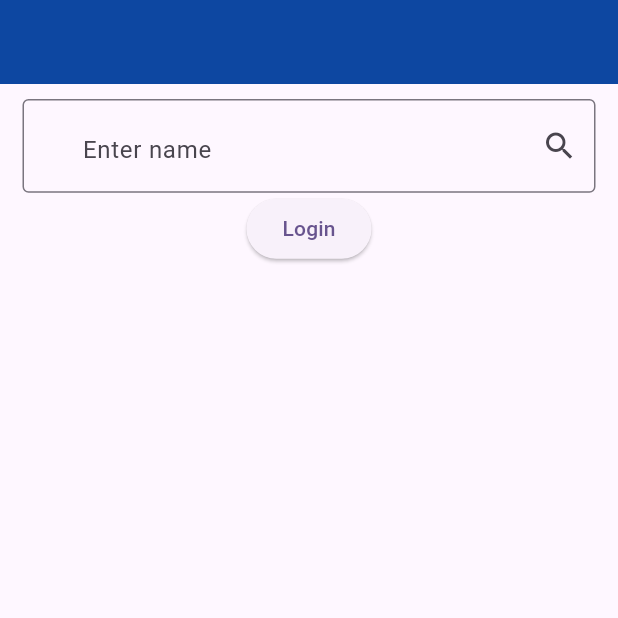
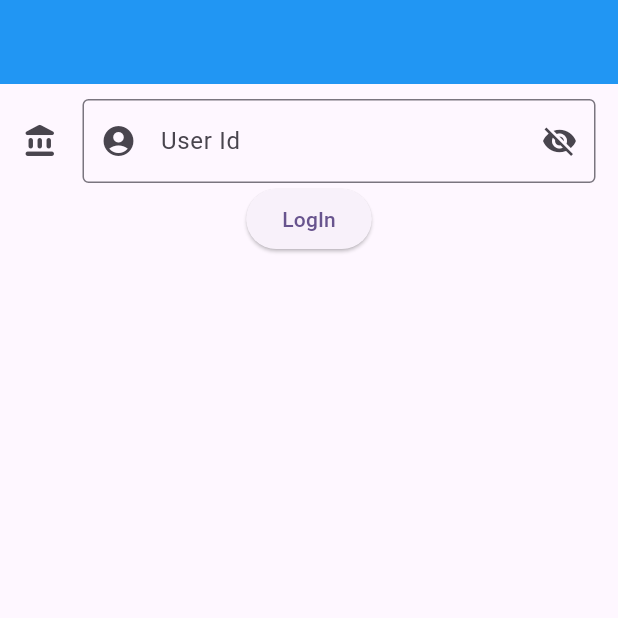
Before and after one commit to pkathiriya62/flutter, a Flutter app: the screen it shows after launch, on a phone screen of 412 x 824 dp, the top half of it. Run offline on Flutter 3.47's test engine with Material 3 defaults, Android fonts, the phone set to English and light mode, and no system bars; our stand-ins replace google_fonts.

Commit message:
textformfield

```diff
--- a/lib/main.dart
+++ b/lib/main.dart
@@ -1,6 +1,7 @@
 //import 'package:first_project/button2.dart';
 //import 'package:first_project/buttons3.dart';
-import 'package:first_project/textfield.dart';
+//import 'package:first_project/textfield.dart';
+import 'package:first_project/textformfield.dart';
 //import 'package:first_project/buttons.dart';
 import 'package:flutter/material.dart';
 
@@ -20,7 +21,7 @@ class MyApp extends StatelessWidget {
         colorScheme: ColorScheme.fromSeed(seedColor: Colors.deepPurple),
         useMaterial3: true,
       ),
-      home: const TextFieldscreen(),
+      home: const TextFildWidget(),
     );
   }
 }
--- /dev/null
+++ b/lib/textformfield.dart
@@ -0,0 +1,67 @@
+import 'package:flutter/material.dart';
+
+class TextFildWidget extends StatefulWidget {
+  const TextFildWidget({super.key});
+
+  @override
+  State<TextFildWidget> createState() => _TextFildWidgetState();
+}
+
+class _TextFildWidgetState extends State<TextFildWidget> {
+  bool isSelect = true;
+  final formKey = GlobalKey<FormState>();
+  TextEditingController textController = TextEditingController();
+  @override
+  Widget build(BuildContext context) {
+    return Scaffold(
+      appBar: AppBar(
+        backgroundColor: Colors.blue,
+      ),
+      body: Padding(
+        padding: const EdgeInsets.symmetric(horizontal: 15, vertical: 10),
+        child: Form(
+          key: formKey,
+          child: Column(
+            children: [
+              TextFormField(
+                validator: (value) {
+                  if (value!.isEmpty) {
+                    return 'No text';
+                  }
+                  return null;
+                },
+                obscureText: isSelect,
+                obscuringCharacter: '*',
+                controller: textController,
+                decoration: InputDecoration(
+                  labelText: 'User Id',
+                  prefixIcon: const Icon(Icons.account_circle),
+                  suffixIcon: IconButton(
+                    onPressed: () {
+                      setState(() {
+                        isSelect = !isSelect;
+                      });
+                    },
+                    icon: Icon(
+                      !isSelect ? Icons.visibility : Icons.visibility_off,
+                    ),
+                  ),
+                  border: const OutlineInputBorder(),
+                  hintText: 'User Id',
+                  icon: const Icon(Icons.account_balance_rounded),
+                ),
+              ),
+              ElevatedButton(
+                onPressed: () {
+                  if (formKey.currentState!.validate()) {}
+                  print(textController.text);
+                },
+                child: const Text('LogIn'),
+              ),
+            ],
+          ),
+        ),
+      ),
+    );
+  }
+}
```
